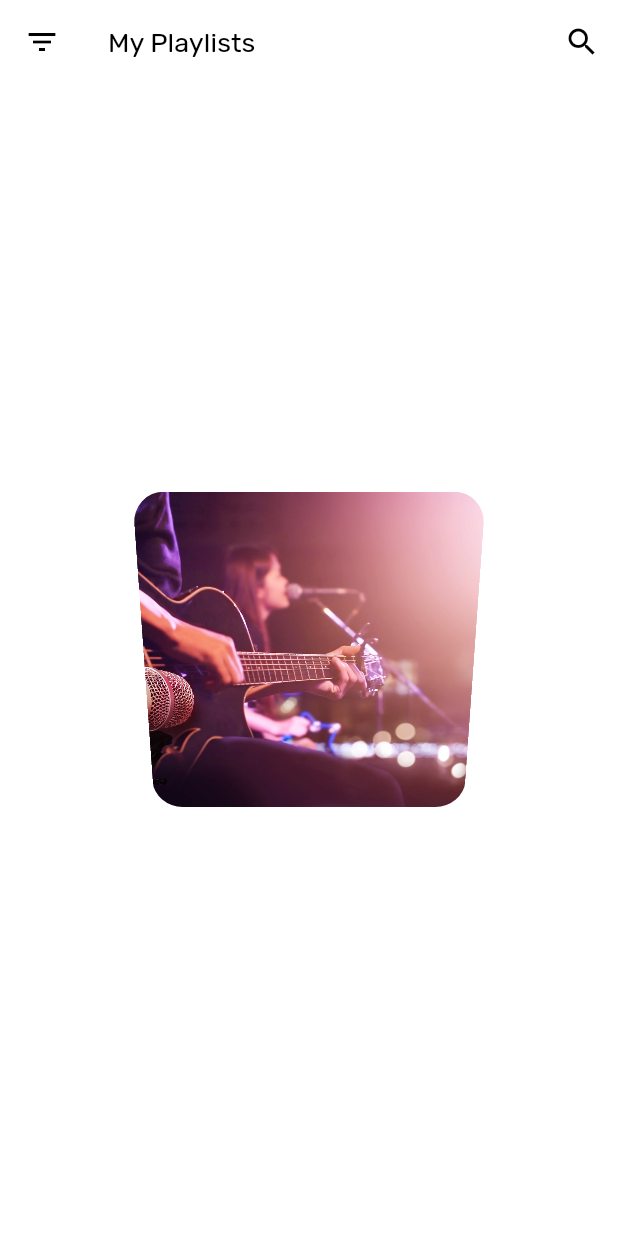
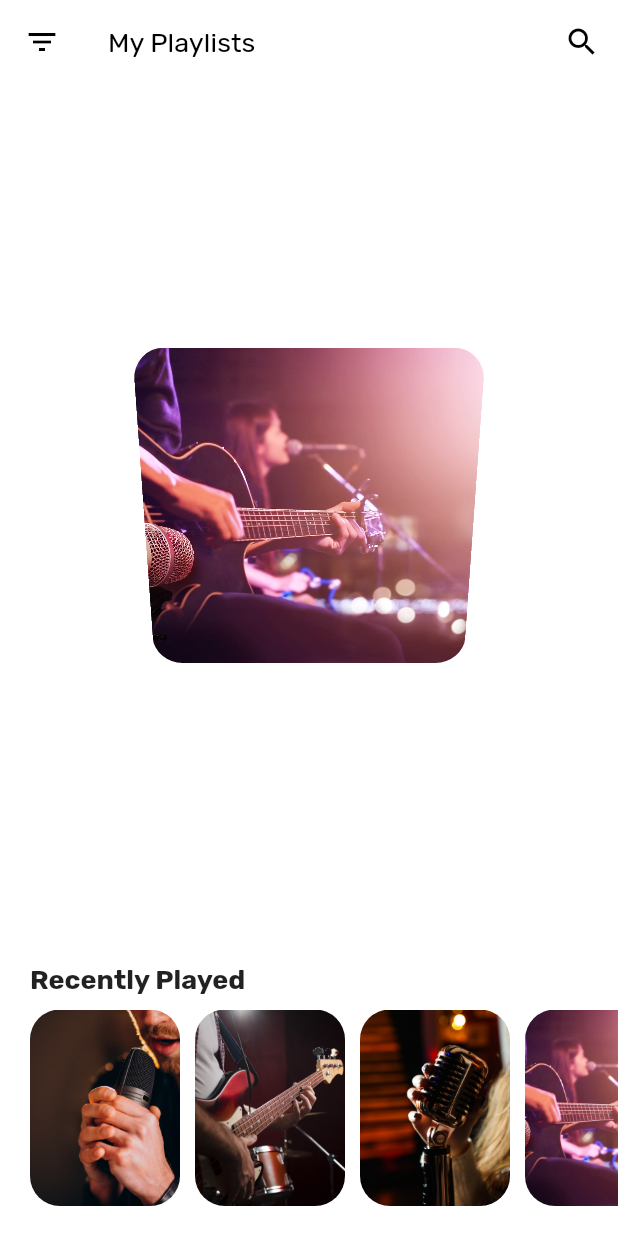
Before and after one commit to Roaa94/flutter_playlist_animation, a Flutter app: the screen it shows after launch, on a phone screen of 412 x 824 dp. Run offline on Flutter 3.47's test engine with Material 2 defaults, Android fonts, the phone set to English and light mode, and no system bars.

Commit message:
feat: adds Recently Played section with animation

```diff
--- a/lib/main.dart
+++ b/lib/main.dart
@@ -32,7 +32,7 @@ class _MyAppState extends State<MyApp> {
   Widget build(BuildContext context) {
     SystemChrome.setSystemUIOverlayStyle(SystemUiOverlayStyle.dark);
     return MaterialApp(
-      title: 'Flutter Demo',
+      title: 'Flutter Playlist Animation',
       debugShowCheckedModeBanner: false,
       theme: ThemeData(
         fontFamily: 'Rubik',
--- a/lib/pages/library_page.dart
+++ b/lib/pages/library_page.dart
@@ -1,8 +1,35 @@
 import 'package:flutter/material.dart';
+import 'package:flutter_playlist_animation/utils/hero_animation_manager.dart';
+import 'package:flutter_playlist_animation/utils/library_data.dart';
+import 'package:flutter_playlist_animation/widgets/image_wrapper.dart';
 import 'package:flutter_playlist_animation/widgets/library_item.dart';
 
-class LibraryPage extends StatelessWidget {
+class LibraryPage extends StatefulWidget {
   const LibraryPage({super.key});
+
+  @override
+  State<LibraryPage> createState() => _LibraryPageState();
+}
+
+class _LibraryPageState extends State<LibraryPage>
+    with SingleTickerProviderStateMixin {
+  late final AnimationController animationController;
+  late Animation<Offset> offsetAnimation;
+
+  @override
+  void initState() {
+    animationController = AnimationController(
+      vsync: this,
+      duration: HeroAnimationManager.pageElementsAnimationDuration,
+    );
+    offsetAnimation = Tween(
+      begin: const Offset(0, 0),
+      end: const Offset(0, 1),
+    ).animate(
+      CurvedAnimation(parent: animationController, curve: Curves.easeInOut),
+    );
+    super.initState();
+  }
 
   @override
   Widget build(BuildContext context) {
@@ -20,11 +47,61 @@ class LibraryPage extends StatelessWidget {
           ),
         ],
       ),
-      body: const Center(
-        child: LibraryItem(
-          image: 'assets/images/image-4.jpeg',
-          id: 0,
-        ),
+      body: Column(
+        children: [
+          Expanded(
+            flex: 3,
+            child: Center(
+              child: LibraryItem(
+                id: 0,
+                image: 'assets/images/image-4.jpeg',
+                onPush: () => animationController.forward(),
+                onPop: () => animationController.reverse(),
+              ),
+            ),
+          ),
+          Expanded(
+            child: SlideTransition(
+              position: offsetAnimation,
+              child: Column(
+                crossAxisAlignment: CrossAxisAlignment.start,
+                children: [
+                  const Padding(
+                    padding: EdgeInsets.symmetric(
+                      horizontal: 20,
+                      vertical: 10,
+                    ),
+                    child: Text(
+                      'Recently Played',
+                      style: TextStyle(
+                        fontWeight: FontWeight.w700,
+                        fontSize: 18,
+                      ),
+                    ),
+                  ),
+                  Expanded(
+                    child: ListView.builder(
+                      padding: EdgeInsets.only(
+                        left: 20,
+                        right: 20,
+                        bottom: MediaQuery.of(context).padding.bottom + 20,
+                      ),
+                      scrollDirection: Axis.horizontal,
+                      itemCount: LibraryData.playlistImages.length,
+                      itemBuilder: (context, index) => Padding(
+                        padding: const EdgeInsets.only(right: 10),
+                        child: ImageWrapper(
+                          image: LibraryData.playlistImages[index],
+                          size: 100,
+                        ),
+                      ),
+                    ),
+                  )
+                ],
+              ),
+            ),
+          ),
+        ],
       ),
     );
   }
--- a/lib/pages/playlist_page.dart
+++ b/lib/pages/playlist_page.dart
@@ -10,10 +10,12 @@ class PlaylistPage extends StatefulWidget {
     super.key,
     required this.routeAnimation,
     required this.image,
+    required this.heroTag,
   });
 
   final Animation<double> routeAnimation;
   final String image;
+  final String heroTag;
 
   @override
   State<PlaylistPage> createState() => _PlaylistPageState();
@@ -69,7 +71,7 @@ class _PlaylistPageState extends State<PlaylistPage> {
                     margin: const EdgeInsets.only(bottom: 20),
                     child: Center(
                       child: Hero(
-                        tag: 'image-hero',
+                        tag: widget.heroTag,
                         child: Transform(
                           transform: HeroAnimationManager.endTransformMatrix,
                           alignment: Alignment.center,
--- a/lib/utils/hero_animation_manager.dart
+++ b/lib/utils/hero_animation_manager.dart
@@ -7,6 +7,10 @@ class HeroAnimationManager {
   static const double startRotation = 0.1;
   static const double endRotation = 2;
   static const double perspectiveValue = 0.002;
+
+  static const Duration routeTransitionDuration = Duration(milliseconds: 600);
+  static Duration pageElementsAnimationDuration = Duration(
+      milliseconds: (routeTransitionDuration.inMilliseconds / 2).ceil());
 
   static Matrix4 getTransformMatrix(double rotation) {
     return Matrix4.identity()
@@ -19,11 +23,8 @@ class HeroAnimationManager {
   static Matrix4 endTransformMatrix = getTransformMatrix(-endRotation);
 
   static Widget flightShuttleBuilder(
-    BuildContext flightContext,
     Animation<double> animation,
-    HeroFlightDirection flightDirection,
-    BuildContext fromHeroContext,
-    BuildContext toHeroContext,
+    String image,
   ) {
     final tween = Tween(
       begin: HeroAnimationManager.startRotation,
@@ -37,9 +38,7 @@ class HeroAnimationManager {
 
     return AnimatedBuilder(
       animation: rotationAnimation,
-      child: const ImageWrapper(
-        image: 'assets/images/image-4.jpeg',
-      ),
+      child: ImageWrapper(image: image),
       builder: (context, child) {
         return Transform(
           transform: getTransformMatrix(
--- a/lib/widgets/library_item.dart
+++ b/lib/widgets/library_item.dart
@@ -9,15 +9,21 @@ class LibraryItem extends StatelessWidget {
     super.key,
     required this.image,
     required this.id,
+    this.onPush,
+    this.onPop,
   });
 
   final String image;
   final int id;
+  final VoidCallback? onPush;
+  final VoidCallback? onPop;
 
   @override
   Widget build(BuildContext context) {
+    String heroTag = 'image-$id-hero';
     return GestureDetector(
       onTap: () {
+        onPush?.call();
         Navigator.of(context).push(
           createFadeInRoute(
             routePageBuilder: (
@@ -28,14 +34,18 @@ class LibraryItem extends StatelessWidget {
               return PlaylistPage(
                 routeAnimation: animation,
                 image: image,
+                heroTag: heroTag,
               );
             },
           ),
-        );
+        ).then((_) {
+          onPop?.call();
+        });
       },
       child: Hero(
-        tag: 'image-$id-hero',
-        flightShuttleBuilder: HeroAnimationManager.flightShuttleBuilder,
+        tag: heroTag,
+        flightShuttleBuilder: (_, Animation<double> animation, __, ___, ____) =>
+            HeroAnimationManager.flightShuttleBuilder(animation, image),
         child: Transform(
           transform: HeroAnimationManager.startTransformMatrix,
           alignment: Alignment.center,
```
